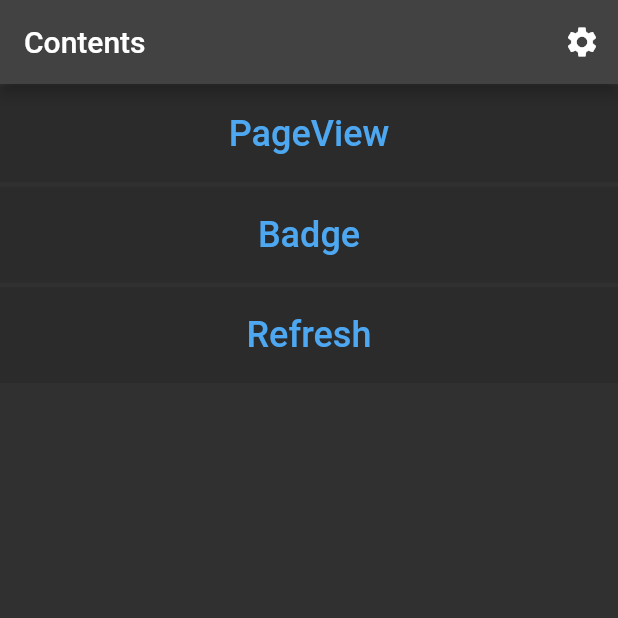
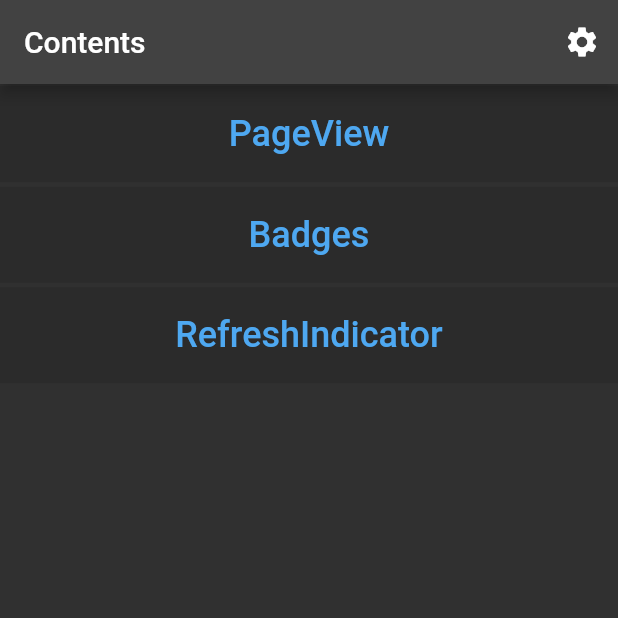
Before and after one commit to anabebe1020/flutter_templates_anabebe, a Flutter app: the screen it shows after launch, on a phone screen of 412 x 824 dp, the top half of it. Run offline on Flutter 3.47's test engine with Material 2 defaults, Android fonts, the light colour scheme and no system bars; our stand-ins replace badges, flutter_riverpod, google_fonts.

Commit message:
rename and add README.

```diff
--- a/lib/contents/badge/provider.dart
+++ b/lib/contents/badge/provider.dart
@@ -1,7 +1,7 @@
 import 'package:flutter/material.dart';
 import 'package:flutter_riverpod/flutter_riverpod.dart';
 
-final badgeTitleProvider = StateProvider((ref) => 'Badge');
+final badgeTitleProvider = StateProvider((ref) => 'Badges');
 
 final badgeProvider = ChangeNotifierProvider<BadgeNotifier>(
   (ref) => BadgeNotifier(),
--- a/lib/contents/refresh/provider.dart
+++ b/lib/contents/refresh/provider.dart
@@ -1,6 +1,6 @@
 import 'package:flutter_riverpod/flutter_riverpod.dart';
 
-final refreshTitleProvider = StateProvider((ref) => 'Refresh');
+final refreshTitleProvider = StateProvider((ref) => 'RefreshIndicator');
 
 final refreshProvider = FutureProvider<void>((ref) async {
   await Future.delayed(const Duration(seconds: 2));
```
Also changed, not shown: 1 other file.
